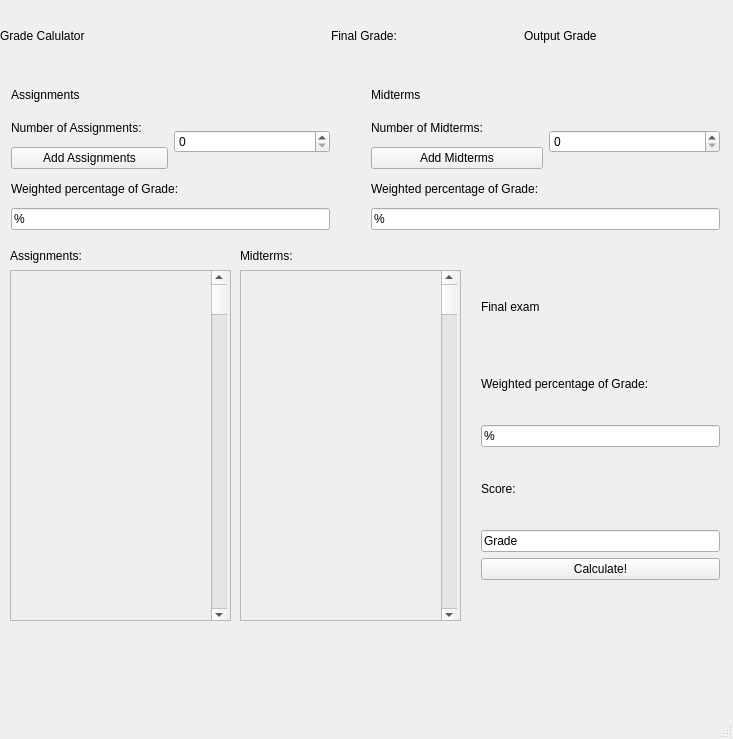
Qt form Grader/mainwindow.ui (LeonidasMcM/Frontend-App) before a commit.
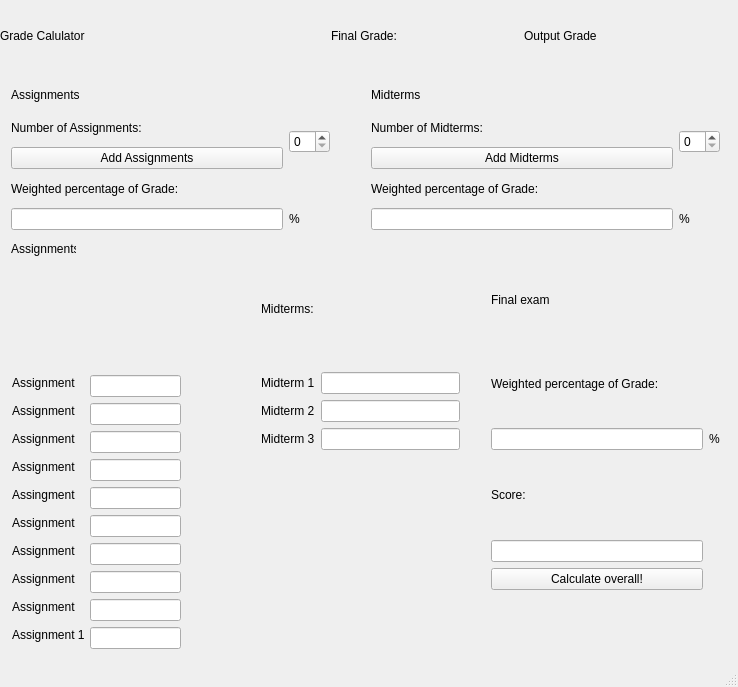
The same form after that commit.

Diff of the .ui file:
```diff
--- a/Grader/mainwindow.ui
+++ b/Grader/mainwindow.ui
@@ -6,8 +6,8 @@
    <rect>
     <x>0</x>
     <y>0</y>
-    <width>733</width>
-    <height>739</height>
+    <width>738</width>
+    <height>687</height>
    </rect>
   </property>
   <property name="windowTitle">
@@ -27,159 +27,20 @@
      <string>Grade Calulator</string>
     </property>
    </widget>
-   <widget class="QScrollArea" name="Assignment_Scroller">
-    <property name="geometry">
-     <rect>
-      <x>10</x>
-      <y>270</y>
-      <width>221</width>
-      <height>351</height>
-     </rect>
-    </property>
-    <property name="widgetResizable">
-     <bool>true</bool>
-    </property>
-    <widget class="QWidget" name="Assignmentscroller">
-     <property name="geometry">
-      <rect>
-       <x>0</x>
-       <y>0</y>
-       <width>219</width>
-       <height>349</height>
-      </rect>
-     </property>
-     <widget class="QScrollBar" name="verticalScrollBar">
-      <property name="geometry">
-       <rect>
-        <x>200</x>
-        <y>0</y>
-        <width>16</width>
-        <height>351</height>
-       </rect>
-      </property>
-      <property name="orientation">
-       <enum>Qt::Vertical</enum>
-      </property>
-     </widget>
-    </widget>
-   </widget>
-   <widget class="QScrollArea" name="Midterm_Scroller">
-    <property name="geometry">
-     <rect>
-      <x>240</x>
-      <y>270</y>
-      <width>221</width>
-      <height>351</height>
-     </rect>
-    </property>
-    <property name="widgetResizable">
-     <bool>true</bool>
-    </property>
-    <widget class="QWidget" name="Midtermscroller">
-     <property name="geometry">
-      <rect>
-       <x>0</x>
-       <y>0</y>
-       <width>219</width>
-       <height>349</height>
-      </rect>
-     </property>
-     <widget class="QScrollBar" name="ScrollbarMidterm">
-      <property name="geometry">
-       <rect>
-        <x>200</x>
-        <y>0</y>
-        <width>16</width>
-        <height>351</height>
-       </rect>
-      </property>
-      <property name="orientation">
-       <enum>Qt::Vertical</enum>
-      </property>
-     </widget>
-    </widget>
-   </widget>
    <widget class="QLabel" name="label_2">
     <property name="geometry">
      <rect>
-      <x>10</x>
-      <y>240</y>
-      <width>141</width>
-      <height>31</height>
+      <x>11</x>
+      <y>241</y>
+      <width>65</width>
+      <height>16</height>
      </rect>
     </property>
     <property name="text">
      <string>Assignments:</string>
     </property>
    </widget>
-   <widget class="QLabel" name="label">
-    <property name="geometry">
-     <rect>
-      <x>240</x>
-      <y>240</y>
-      <width>91</width>
-      <height>31</height>
-     </rect>
-    </property>
-    <property name="text">
-     <string>Midterms:</string>
-    </property>
-   </widget>
-   <widget class="QWidget" name="">
-    <property name="geometry">
-     <rect>
-      <x>470</x>
-      <y>260</y>
-      <width>261</width>
-      <height>331</height>
-     </rect>
-    </property>
-    <layout class="QGridLayout" name="gridLayout_3">
-     <item row="0" column="0">
-      <widget class="QLabel" name="Finallabel">
-       <property name="text">
-        <string>Final exam</string>
-       </property>
-      </widget>
-     </item>
-     <item row="1" column="0">
-      <widget class="QLabel" name="Finalweightlabel">
-       <property name="text">
-        <string>Weighted percentage of Grade:</string>
-       </property>
-      </widget>
-     </item>
-     <item row="2" column="0">
-      <widget class="QLineEdit" name="line_weightFinal">
-       <property name="text">
-        <string>%</string>
-       </property>
-      </widget>
-     </item>
-     <item row="3" column="0">
-      <widget class="QLabel" name="Finalscorelabel">
-       <property name="text">
-        <string>Score:</string>
-       </property>
-      </widget>
-     </item>
-     <item row="4" column="0">
-      <widget class="QLineEdit" name="line_gradescore">
-       <property name="text">
-        <string>Grade</string>
-       </property>
-      </widget>
-     </item>
-     <item row="5" column="0">
-      <widget class="QPushButton" name="calculate">
-       <property name="text">
-        <string>Calculate!</string>
-       </property>
-      </widget>
-     </item>
-    </layout>
-   </widget>
-   <widget class="QWidget" name="">
+   <widget class="QWidget" name="layoutWidget">
     <property name="geometry">
      <rect>
       <x>320</x>
@@ -205,7 +66,7 @@
      </item>
     </layout>
    </widget>
-   <widget class="QWidget" name="">
+   <widget class="QWidget" name="layoutWidget">
     <property name="geometry">
      <rect>
       <x>360</x>
@@ -215,6 +76,13 @@
      </rect>
     </property>
     <layout class="QGridLayout" name="gridLayout">
+     <item row="1" column="0">
+      <widget class="QLabel" name="Midtermnumlabel">
+       <property name="text">
+        <string>Number of Midterms:</string>
+       </property>
+      </widget>
+     </item>
      <item row="0" column="0">
       <widget class="QLabel" name="Midtermlabel">
        <property name="text">
@@ -225,13 +93,6 @@
      <item row="1" column="1" rowspan="2">
       <widget class="QSpinBox" name="Midtermspinbox"/>
      </item>
-     <item row="4" column="0" colspan="2">
-      <widget class="QLineEdit" name="line_weightMidterms">
-       <property name="text">
-        <string>%</string>
-       </property>
-      </widget>
-     </item>
      <item row="3" column="0" colspan="2">
       <widget class="QLabel" name="MidtermWeightlabel">
        <property name="text">
@@ -239,13 +100,6 @@
        </property>
       </widget>
      </item>
-     <item row="1" column="0">
-      <widget class="QLabel" name="Midtermnumlabel">
-       <property name="text">
-        <string>Number of Midterms:</string>
-       </property>
-      </widget>
-     </item>
      <item row="2" column="0">
       <widget class="QPushButton" name="finalizemidterms">
        <property name="text">
@@ -253,9 +107,19 @@
        </property>
       </widget>
      </item>
+     <item row="4" column="1">
+      <widget class="QLabel" name="label_4">
+       <property name="text">
+        <string>%</string>
+       </property>
+      </widget>
+     </item>
+     <item row="4" column="0">
+      <widget class="QLineEdit" name="lineEdit_3"/>
+     </item>
     </layout>
    </widget>
-   <widget class="QWidget" name="">
+   <widget class="QWidget" name="layoutWidget">
     <property name="geometry">
      <rect>
       <x>0</x>
@@ -265,10 +129,10 @@
      </rect>
     </property>
     <layout class="QGridLayout" name="gridLayout_2">
-     <item row="0" column="0">
-      <widget class="QLabel" name="AssignmentLabel">
+     <item row="2" column="0">
+      <widget class="QPushButton" name="finalizeassignments">
        <property name="text">
-        <string>Assignments</string>
+        <string>Add Assignments</string>
        </property>
       </widget>
      </item>
@@ -282,6 +146,13 @@
      <item row="1" column="1" rowspan="2">
       <widget class="QSpinBox" name="Assignmentspinbox"/>
      </item>
+     <item row="0" column="0">
+      <widget class="QLabel" name="AssignmentLabel">
+       <property name="text">
+        <string>Assignments</string>
+       </property>
+      </widget>
+     </item>
      <item row="3" column="0" colspan="2">
       <widget class="QLabel" name="Assignmentweightlabel">
        <property name="text">
@@ -289,22 +160,354 @@
        </property>
       </widget>
      </item>
-     <item row="4" column="0" colspan="2">
-      <widget class="QLineEdit" name="line_weightassignments">
+     <item row="5" column="1">
+      <widget class="QLabel" name="label_3">
        <property name="text">
         <string>%</string>
        </property>
       </widget>
      </item>
+     <item row="5" column="0">
+      <widget class="QLineEdit" name="lineEdit_2"/>
+     </item>
+    </layout>
+   </widget>
+   <widget class="QLineEdit" name="lineEdit_4">
+    <property name="geometry">
+     <rect>
+      <x>90</x>
+      <y>375</y>
+      <width>91</width>
+      <height>22</height>
+     </rect>
+    </property>
+   </widget>
+   <widget class="QLineEdit" name="lineEdit_8">
+    <property name="geometry">
+     <rect>
+      <x>90</x>
+      <y>403</y>
+      <width>91</width>
+      <height>22</height>
+     </rect>
+    </property>
+   </widget>
+   <widget class="QLineEdit" name="lineEdit_9">
+    <property name="geometry">
+     <rect>
+      <x>90</x>
+      <y>431</y>
+      <width>91</width>
+      <height>22</height>
+     </rect>
+    </property>
+   </widget>
+   <widget class="QLineEdit" name="lineEdit_10">
+    <property name="geometry">
+     <rect>
+      <x>90</x>
+      <y>459</y>
+      <width>91</width>
+      <height>22</height>
+     </rect>
+    </property>
+   </widget>
+   <widget class="QLineEdit" name="lineEdit_11">
+    <property name="geometry">
+     <rect>
+      <x>90</x>
+      <y>487</y>
+      <width>91</width>
+      <height>22</height>
+     </rect>
+    </property>
+   </widget>
+   <widget class="QLineEdit" name="lineEdit_12">
+    <property name="geometry">
+     <rect>
+      <x>90</x>
+      <y>599</y>
+      <width>91</width>
+      <height>22</height>
+     </rect>
+    </property>
+   </widget>
+   <widget class="QLineEdit" name="lineEdit_13">
+    <property name="geometry">
+     <rect>
+      <x>90</x>
+      <y>543</y>
+      <width>91</width>
+      <height>22</height>
+     </rect>
+    </property>
+   </widget>
+   <widget class="QLineEdit" name="lineEdit_14">
+    <property name="geometry">
+     <rect>
+      <x>90</x>
+      <y>627</y>
+      <width>91</width>
+      <height>22</height>
+     </rect>
+    </property>
+   </widget>
+   <widget class="QLabel" name="label_6">
+    <property name="geometry">
+     <rect>
+      <x>12</x>
+      <y>375</y>
+      <width>66</width>
+      <height>16</height>
+     </rect>
+    </property>
+    <property name="text">
+     <string>Assignment 1</string>
+    </property>
+   </widget>
+   <widget class="QLabel" name="label_7">
+    <property name="geometry">
+     <rect>
+      <x>12</x>
+      <y>403</y>
+      <width>66</width>
+      <height>16</height>
+     </rect>
+    </property>
+    <property name="text">
+     <string>Assignment 2</string>
+    </property>
+   </widget>
+   <widget class="QLabel" name="label_8">
+    <property name="geometry">
+     <rect>
+      <x>12</x>
+      <y>431</y>
+      <width>66</width>
+      <height>16</height>
+     </rect>
+    </property>
+    <property name="text">
+     <string>Assignment 3</string>
+    </property>
+   </widget>
+   <widget class="QLabel" name="label_9">
+    <property name="geometry">
+     <rect>
+      <x>12</x>
+      <y>571</y>
+      <width>66</width>
+      <height>16</height>
+     </rect>
+    </property>
+    <property name="text">
+     <string>Assignment 8</string>
+    </property>
+   </widget>
+   <widget class="QLabel" name="label_10">
+    <property name="geometry">
+     <rect>
+      <x>12</x>
+      <y>459</y>
+      <width>66</width>
+      <height>16</height>
+     </rect>
+    </property>
+    <property name="text">
+     <string>Assignment 4</string>
+    </property>
+   </widget>
+   <widget class="QLabel" name="label_11">
+    <property name="geometry">
+     <rect>
+      <x>12</x>
+      <y>515</y>
+      <width>66</width>
+      <height>16</height>
+     </rect>
+    </property>
+    <property name="text">
+     <string>Assignment 6</string>
+    </property>
+   </widget>
+   <widget class="QWidget" name="">
+    <property name="geometry">
+     <rect>
+      <x>480</x>
+      <y>250</y>
+      <width>251</width>
+      <height>351</height>
+     </rect>
+    </property>
+    <layout class="QGridLayout" name="gridLayout_3">
+     <item row="3" column="1">
+      <widget class="QLabel" name="label_5">
+       <property name="text">
+        <string>%</string>
+       </property>
+      </widget>
+     </item>
+     <item row="4" column="0">
+      <widget class="QLabel" name="Finalscorelabel">
+       <property name="text">
+        <string>Score:</string>
+       </property>
+      </widget>
+     </item>
+     <item row="0" column="0">
+      <widget class="QLabel" name="Finallabel">
+       <property name="text">
+        <string>Final exam</string>
+       </property>
+      </widget>
+     </item>
+     <item row="1" column="0">
+      <widget class="QLabel" name="Finalweightlabel">
+       <property name="text">
+        <string>Weighted percentage of Grade:</string>
+       </property>
+      </widget>
+     </item>
+     <item row="5" column="0">
+      <widget class="QLineEdit" name="line_gradescore">
+       <property name="text">
+        <string/>
+       </property>
+      </widget>
+     </item>
+     <item row="6" column="0">
+      <widget class="QPushButton" name="calculate">
+       <property name="text">
+        <string>Calculate overall!</string>
+       </property>
+      </widget>
+     </item>
+     <item row="3" column="0">
+      <widget class="QLineEdit" name="lineEdit"/>
+     </item>
+    </layout>
+   </widget>
+   <widget class="QWidget" name="">
+    <property name="geometry">
+     <rect>
+      <x>250</x>
+      <y>240</y>
+      <width>221</width>
+      <height>221</height>
+     </rect>
+    </property>
+    <layout class="QGridLayout" name="gridLayout_4">
      <item row="2" column="0">
-      <widget class="QPushButton" name="finalizemidterms_2">
+      <widget class="QLabel" name="label_15">
        <property name="text">
-        <string>Add Assignments</string>
+        <string>Midterm 2</string>
        </property>
       </widget>
      </item>
+     <item row="0" column="0">
+      <widget class="QLabel" name="label">
+       <property name="text">
+        <string>Midterms:</string>
+       </property>
+      </widget>
+     </item>
+     <item row="1" column="1">
+      <widget class="QLineEdit" name="lineEdit_5"/>
+     </item>
+     <item row="1" column="0">
+      <widget class="QLabel" name="label_13">
+       <property name="text">
+        <string>Midterm 1</string>
+       </property>
+      </widget>
+     </item>
+     <item row="3" column="0">
+      <widget class="QLabel" name="label_12">
+       <property name="text">
+        <string>Midterm 3</string>
+       </property>
+      </widget>
+     </item>
+     <item row="2" column="1">
+      <widget class="QLineEdit" name="lineEdit_6"/>
+     </item>
+     <item row="3" column="1">
+      <widget class="QLineEdit" name="lineEdit_7"/>
+     </item>
     </layout>
    </widget>
+   <widget class="QLabel" name="label_14">
+    <property name="geometry">
+     <rect>
+      <x>12</x>
+      <y>543</y>
+      <width>66</width>
+      <height>16</height>
+     </rect>
+    </property>
+    <property name="text">
+     <string>Assignment 7</string>
+    </property>
+   </widget>
+   <widget class="QLabel" name="label_16">
+    <property name="geometry">
+     <rect>
+      <x>12</x>
+      <y>487</y>
+      <width>66</width>
+      <height>16</height>
+     </rect>
+    </property>
+    <property name="text">
+     <string>Assingment 5</string>
+    </property>
+   </widget>
+   <widget class="QLineEdit" name="lineEdit_16">
+    <property name="geometry">
+     <rect>
+      <x>90</x>
+      <y>571</y>
+      <width>91</width>
+      <height>22</height>
+     </rect>
+    </property>
+   </widget>
+   <widget class="QLabel" name="label_17">
+    <property name="geometry">
+     <rect>
+      <x>12</x>
+      <y>599</y>
+      <width>66</width>
+      <height>16</height>
+     </rect>
+    </property>
+    <property name="text">
+     <string>Assignment 9</string>
+    </property>
+   </widget>
+   <widget class="QLabel" name="label_18">
+    <property name="geometry">
+     <rect>
+      <x>12</x>
+      <y>627</y>
+      <width>72</width>
+      <height>16</height>
+     </rect>
+    </property>
+    <property name="text">
+     <string>Assignment 10</string>
+    </property>
+   </widget>
+   <widget class="QLineEdit" name="lineEdit_15">
+    <property name="geometry">
+     <rect>
+      <x>90</x>
+      <y>515</y>
+      <width>91</width>
+      <height>22</height>
+     </rect>
+    </property>
+   </widget>
   </widget>
   <widget class="QStatusBar" name="statusBar"/>
  </widget>
```
Left out of the diff: 8 changed lines with no effect on the pictures.
